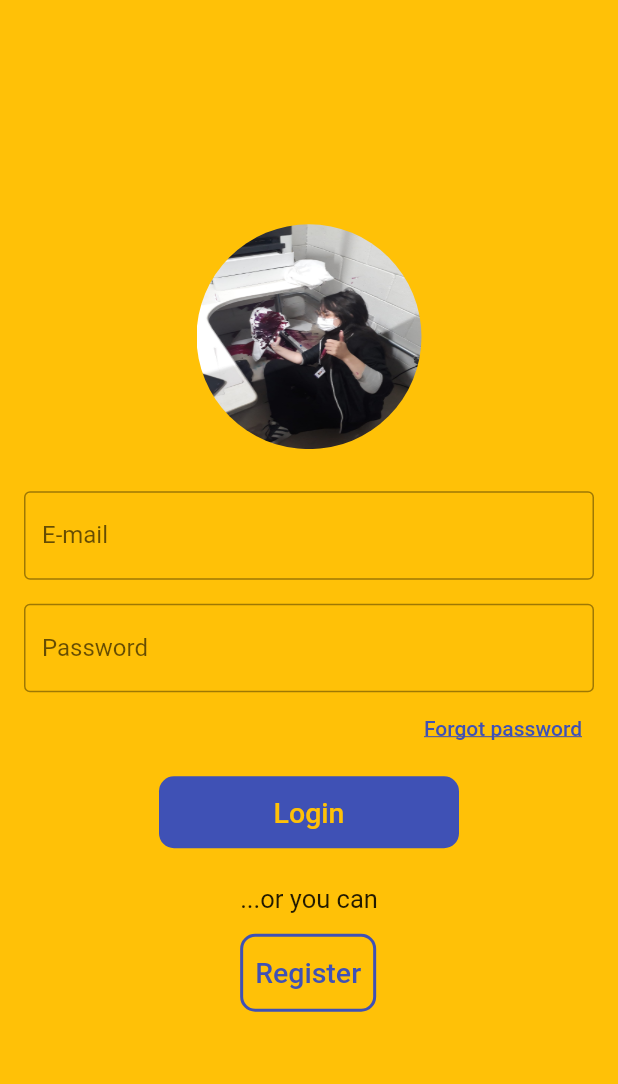
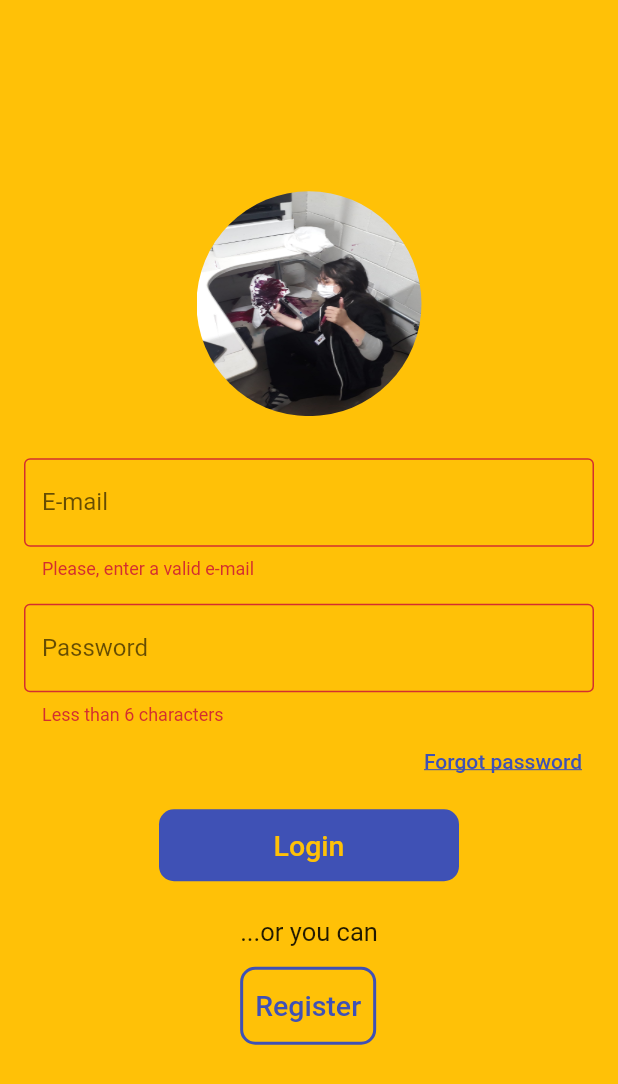
Before and after one commit to gui-rossi/TCCApp, a Flutter app: the screen it shows after launch, on a phone screen of 412 x 824 dp. Shown: the top 1084 px of the screen. Run offline on Flutter 3.47's test engine with Material 2 defaults, Android fonts, the phone set to English and light mode, and no system bars; our stand-ins replace email_validator.

Commit message:
added validators to login screen

```diff
--- a/lib/main.dart
+++ b/lib/main.dart
@@ -1,4 +1,5 @@
 import 'package:flutter/material.dart';
+import 'package:email_validator/email_validator.dart';
 
 void main() {
   runApp( const MyApp() );
@@ -59,7 +60,8 @@ class _LoginPageState extends State<LoginPage> {
   @override
   Widget build(BuildContext context) {
     return Scaffold(
-      backgroundColor: Colors.amber,
+        resizeToAvoidBottomInset: false,
+        backgroundColor: Colors.amber,
       body: Container(
         margin: EdgeInsets.only(left: 16, right: 16),
         child: Form(
@@ -83,17 +85,12 @@ class _LoginPageState extends State<LoginPage> {
   Widget buildEmail() => Container(
     margin: EdgeInsets.only(top: 8, bottom: 8),
     child: TextFormField(
+      autovalidateMode: AutovalidateMode.always,
       decoration: InputDecoration(
           labelText: 'E-mail',
           border: OutlineInputBorder()
       ),
-      validator: (value) {
-        if (value!.length < 4) {
-          return 'Less than 4 characters';
-        } else {
-          return null;
-        }
-      },
+      validator: (value) => EmailValidator.validate(value) ? null : "Please, enter a valid e-mail",
       onSaved: (value) => setState(() => email = value!),
     )
   );
@@ -101,14 +98,15 @@ class _LoginPageState extends State<LoginPage> {
   Widget buildPassword() => Container(
     margin: EdgeInsets.only(top: 8),
     child: TextFormField(
+      autovalidateMode: AutovalidateMode.always,
       decoration: InputDecoration(
           labelText: 'Password',
           border: OutlineInputBorder()
       ),
       validator: (value) {
         if (value != null) {
-          if (value.length < 4) {
-            return 'Less than 4 characters';
+          if (value.length < 6) {
+            return 'Less than 6 characters';
           } else {
             return null;
           }
--- a/pubspec.yaml
+++ b/pubspec.yaml
@@ -27,6 +27,7 @@ environment:
 # the latest version available on pub.dev. To see which dependencies have newer
 # versions available, run `flutter pub outdated`.
 dependencies:
+  email_validator: '^1.0.0'
   flutter:
     sdk: flutter
 
```
Also changed, not shown: pubspec.lock.
